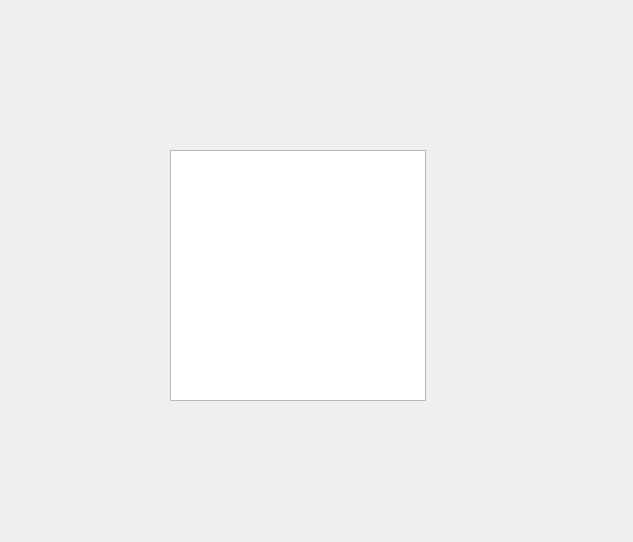
Qt form online_store/popular_product.ui (niki548/Online_store) before a commit.
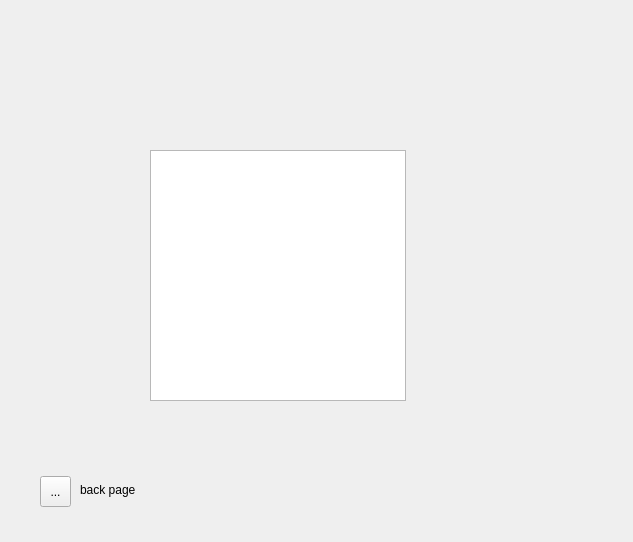
The same form after that commit. Icons and pictures are not drawn.

```diff
--- a/online_store/popular_product.ui
+++ b/online_store/popular_product.ui
@@ -16,13 +16,42 @@
   <widget class="QTableWidget" name="tableWidget">
    <property name="geometry">
     <rect>
-     <x>170</x>
+     <x>150</x>
      <y>150</y>
      <width>256</width>
      <height>251</height>
     </rect>
    </property>
   </widget>
+  <widget class="QToolButton" name="toolButton">
+   <property name="geometry">
+    <rect>
+     <x>40</x>
+     <y>476</y>
+     <width>31</width>
+     <height>31</height>
+    </rect>
+   </property>
+   <property name="text">
+    <string>...</string>
+   </property>
+   <property name="icon">
+    <iconset theme="QIcon::ThemeIcon::DocumentRevert"/>
+   </property>
+  </widget>
+  <widget class="QLabel" name="label_12">
+   <property name="geometry">
+    <rect>
+     <x>80</x>
+     <y>480</y>
+     <width>71</width>
+     <height>20</height>
+    </rect>
+   </property>
+   <property name="text">
+    <string>back page</string>
+   </property>
+  </widget>
  </widget>
  <resources/>
  <connections/>
```
